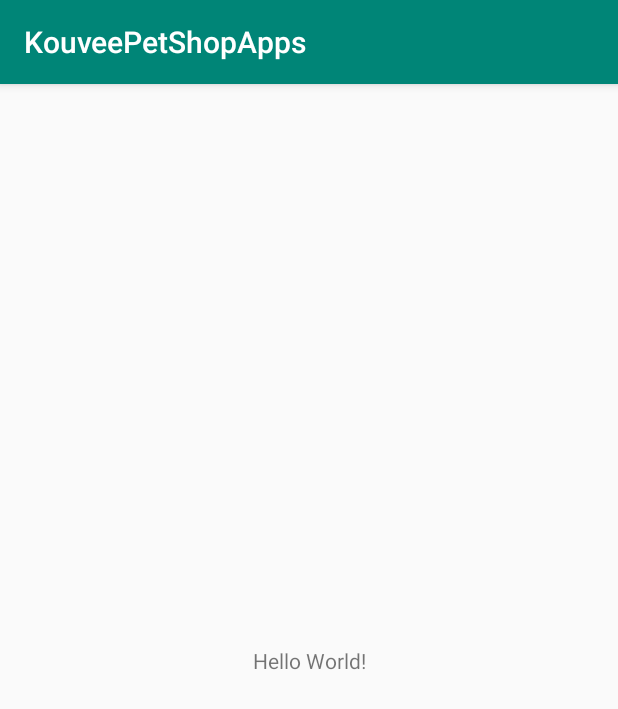
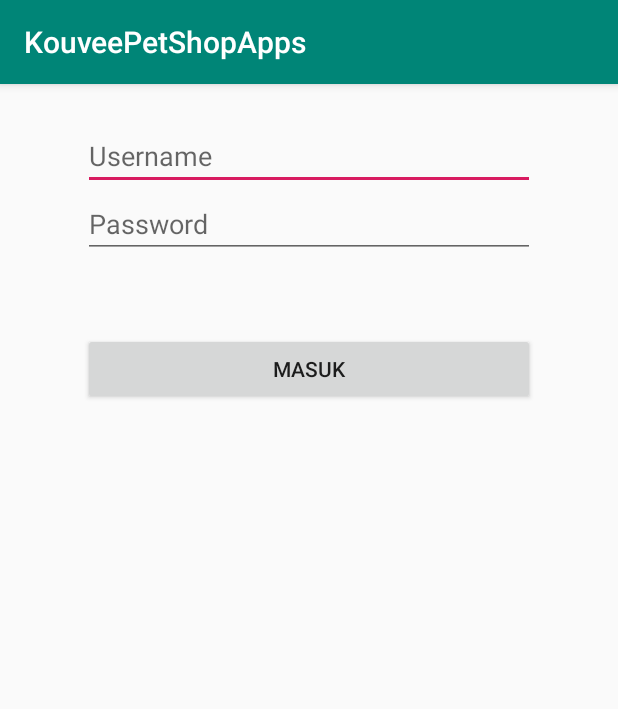
Before and after one commit to pradnyadarsana/KouveePetShopAndroidApps, an Android app: the screen it shows after launch (MainActivity before the commit, LoginActivity after it), on a phone screen of 412 x 824 dp. Shown: the top 709 px of the screen. Run offline under Robolectric (Android 15) with nearby library versions, the phone set to English and light mode, and no system bars.

Commit message:
create basic login UI

```diff
--- a/app/src/main/AndroidManifest.xml
+++ b/app/src/main/AndroidManifest.xml
@@ -9,7 +9,7 @@
         android:roundIcon="@mipmap/ic_launcher_round"
         android:supportsRtl="true"
         android:theme="@style/AppTheme">
-        <activity android:name=".MainActivity">
+        <activity android:name=".LoginActivity">
             <intent-filter>
                 <action android:name="android.intent.action.MAIN" />
 
--- a/app/src/main/java/com/example/kouveepetshopapps/MainActivity.java
+++ b/app/src/main/java/com/example/kouveepetshopapps/LoginActivity.java
@@ -4,11 +4,11 @@ import androidx.appcompat.app.AppCompatActivity;
 
 import android.os.Bundle;
 
-public class MainActivity extends AppCompatActivity {
+public class LoginActivity extends AppCompatActivity {
 
     @Override
     protected void onCreate(Bundle savedInstanceState) {
         super.onCreate(savedInstanceState);
-        setContentView(R.layout.activity_main);
+        setContentView(R.layout.activity_login);
     }
 }
--- /dev/null
+++ b/app/src/main/res/layout/activity_login.xml
@@ -0,0 +1,45 @@
+<?xml version="1.0" encoding="utf-8"?>
+<androidx.core.widget.NestedScrollView xmlns:tools="http://schemas.android.com/tools"
+    android:layout_height="match_parent"
+    android:layout_width="match_parent"
+    xmlns:android="http://schemas.android.com/apk/res/android">
+    <androidx.constraintlayout.widget.ConstraintLayout xmlns:android="http://schemas.android.com/apk/res/android"
+        xmlns:app="http://schemas.android.com/apk/res-auto"
+        xmlns:tools="http://schemas.android.com/tools"
+        android:layout_width="match_parent"
+        android:layout_height="match_parent"
+        android:layout_margin="25dp"
+
+        tools:context=".LoginActivity">
+        <LinearLayout
+            android:layout_width="match_parent"
+            android:layout_height="wrap_content"
+            android:orientation="vertical"
+            app:layout_constraintStart_toStartOf="parent"
+            app:layout_constraintLeft_toLeftOf="parent"
+            app:layout_constraintRight_toRightOf="parent"
+            app:layout_constraintBottom_toBottomOf="parent"
+            android:layout_margin="30dp">
+            <EditText
+                android:id="@+id/username_login"
+                android:layout_width="match_parent"
+                android:layout_height="wrap_content"
+                android:inputType="textPersonName"
+                android:hint="Username" />
+
+            <EditText
+                android:id="@+id/password_login"
+                android:layout_width="match_parent"
+                android:layout_height="wrap_content"
+                android:hint="Password"
+                android:inputType="textPassword" />
+
+            <Button
+                android:layout_width="match_parent"
+                android:layout_height="wrap_content"
+                android:text="MASUK"
+                android:layout_marginTop="50dp">
+            </Button>
+        </LinearLayout>
+    </androidx.constraintlayout.widget.ConstraintLayout>
+</androidx.core.widget.NestedScrollView>
--- a/app/src/main/res/layout/activity_main.xml
+++ /dev/null
@@ -1,18 +0,0 @@
-<?xml version="1.0" encoding="utf-8"?>
-<androidx.constraintlayout.widget.ConstraintLayout xmlns:android="http://schemas.android.com/apk/res/android"
-    xmlns:app="http://schemas.android.com/apk/res-auto"
-    xmlns:tools="http://schemas.android.com/tools"
-    android:layout_width="match_parent"
-    android:layout_height="match_parent"
-    tools:context=".MainActivity">
-
-    <TextView
-        android:layout_width="wrap_content"
-        android:layout_height="wrap_content"
-        android:text="Hello World!"
-        app:layout_constraintBottom_toBottomOf="parent"
-        app:layout_constraintLeft_toLeftOf="parent"
-        app:layout_constraintRight_toRightOf="parent"
-        app:layout_constraintTop_toTopOf="parent" />
-
-</androidx.constraintlayout.widget.ConstraintLayout>
```
